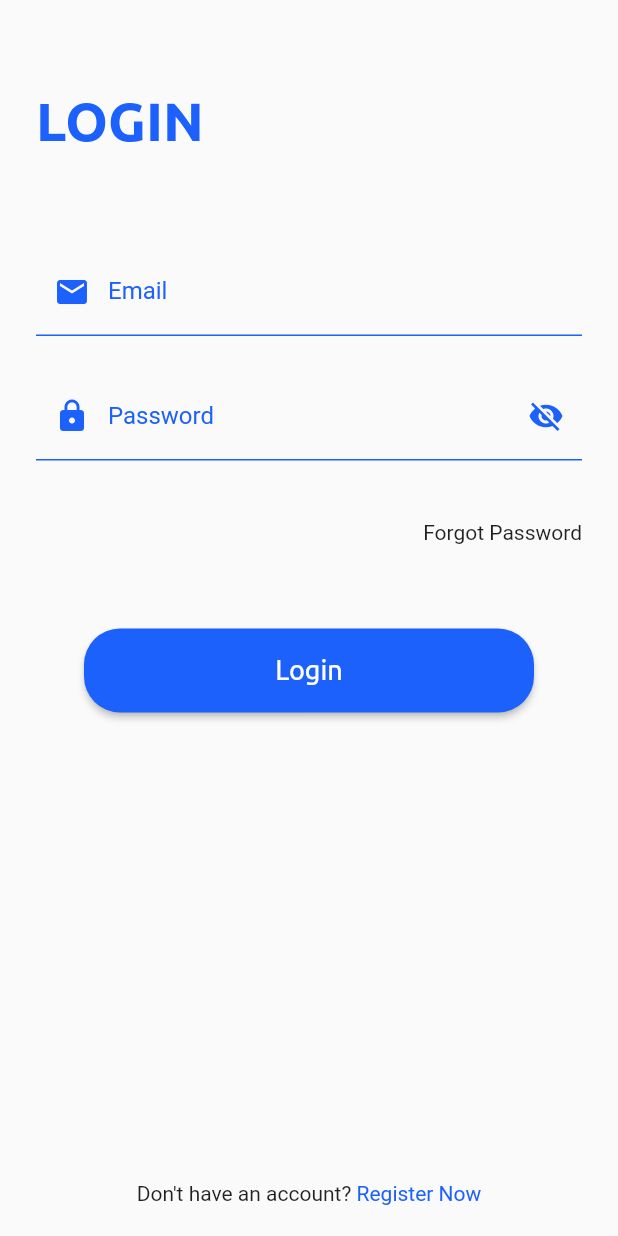
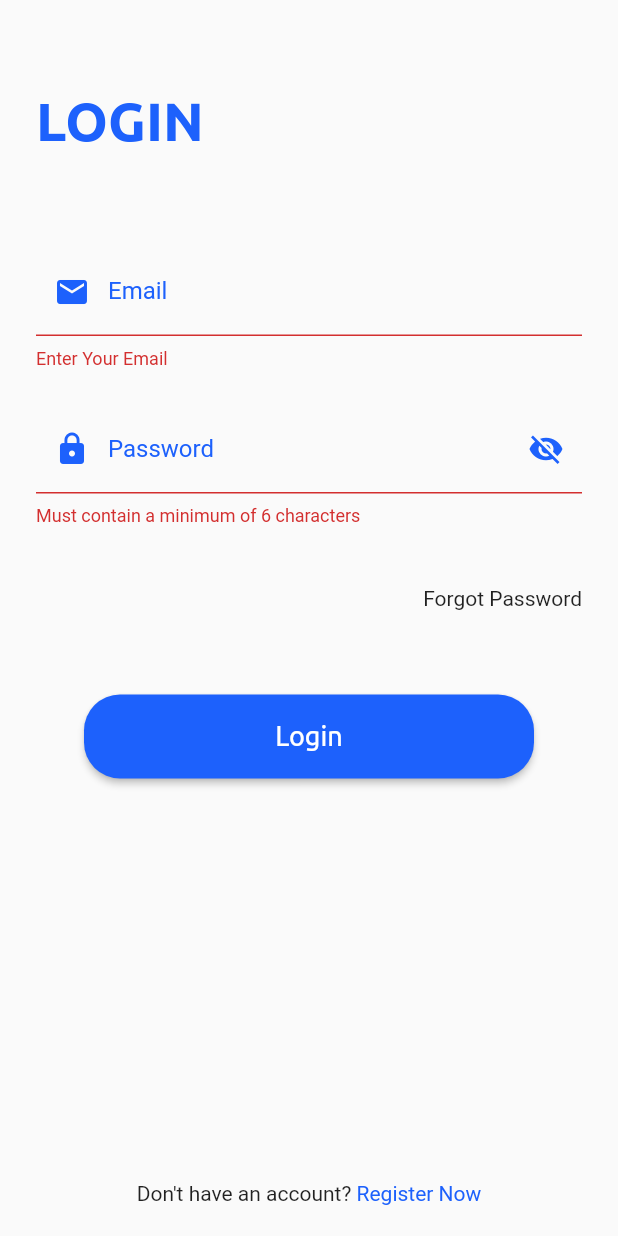
Before and after one commit to LapanganKita/LapanganKita-User, a Flutter app: the loginScreen screen opened directly, after a tap on "Login", on a phone screen of 412 x 824 dp. Run offline on Flutter 3.47's test engine with Material 2 defaults, Android fonts, the phone set to English and light mode, and no system bars; our stand-ins replace carousel_slider, cloud_firestore, firebase_auth, firebase_core, flutter_svg; accounts and stored records are empty; network calls fail; project files that could hold a hidden picture were left out.

Commit message:
menambahkan login dari firebase

```diff
--- a/lib/screen/authenticate/authenticate.dart
+++ b/lib/screen/authenticate/authenticate.dart
@@ -14,8 +14,6 @@ class Authenticate extends StatefulWidget {
 class _AuthenticateState extends State<Authenticate> {
   @override
   Widget build(BuildContext context) {
-    return Container(
-      child: Onboarding()
-    );
+    return Container(child: Onboarding());
   }
 }
--- a/lib/screen/authenticate/login_screen.dart
+++ b/lib/screen/authenticate/login_screen.dart
@@ -24,14 +24,18 @@ class _loginScreenState extends State<loginScreen> {
 
   String email = '';
   String password = '';
+  String error = '';
   final AuthService _auth = AuthService();
+  final _formkey = GlobalKey<FormState>();
   @override
   Widget build(BuildContext context) {
     return Scaffold(
       resizeToAvoidBottomInset: true,
       body: Stack(
         children: [
-          Column(
+          Form(
+            key: _formkey,
+            child: Column(
               children: [
                 Container(
                   alignment: Alignment.topLeft,
@@ -45,6 +49,7 @@ class _loginScreenState extends State<loginScreen> {
                 Container(
                   margin: EdgeInsets.only(top: 64, left: 24, right: 24),
                   child: TextFormField(
+                    validator: (val) => val.isEmpty ? 'Enter Your Email' : null,
                     onChanged: (val) {
                       setState(() => email = val);
                     },
@@ -64,6 +69,9 @@ class _loginScreenState extends State<loginScreen> {
                 Container(
                   margin: EdgeInsets.only(top: 24, left: 24, right: 24),
                   child: TextFormField(
+                    validator: (val) => val.length < 6
+                        ? 'Must contain a minimum of 6 characters'
+                        : null,
                     onChanged: (val) {
                       setState(() => password = val);
                     },
@@ -79,7 +87,9 @@ class _loginScreenState extends State<loginScreen> {
                           _togglevisibilitypassword();
                         },
                         child: Icon(
-                        _showPassword ? Icons.visibility : Icons.visibility_off,
+                          _showPassword
+                              ? Icons.visibility
+                              : Icons.visibility_off,
                           color: primary_color,
                         ),
                       ),
@@ -109,15 +119,26 @@ class _loginScreenState extends State<loginScreen> {
                       color: primary_color,
                       textColor: Colors.white,
                       onPressed: () async {
-                      print(email);
-                      print(password);
+                        if (_formkey.currentState.validate()) {
+                          dynamic result = await _auth.login(email, password);
+                          if (result == null) {
+                            setState(
+                                () => error = 'Please enter a valid account');
+                          }
+                        }
                       },
                       child: Text(
                         "Login",
                         style: TextStyle(fontFamily: "Ubuntu", fontSize: 18),
                       ),
                     )),
+                SizedBox(height: 12),
+                Text(
+                  error,
+                  style: TextStyle(color: Colors.red, fontSize: 14),
+                ),
               ],
+            ),
           ),
           Align(
             alignment: Alignment(0.5, 0.95),
@@ -140,7 +161,7 @@ class _loginScreenState extends State<loginScreen> {
                 ],
               ),
             ),
-          )
+          ),
         ],
       ),
     );
```
Also changed, not shown: lib/screen/authenticate/register_screen.dart (+8 -5 lines), lib/screen/services/auth.dart (+11 -0 lines). Lines whose indentation alone changed are shown as unchanged.
